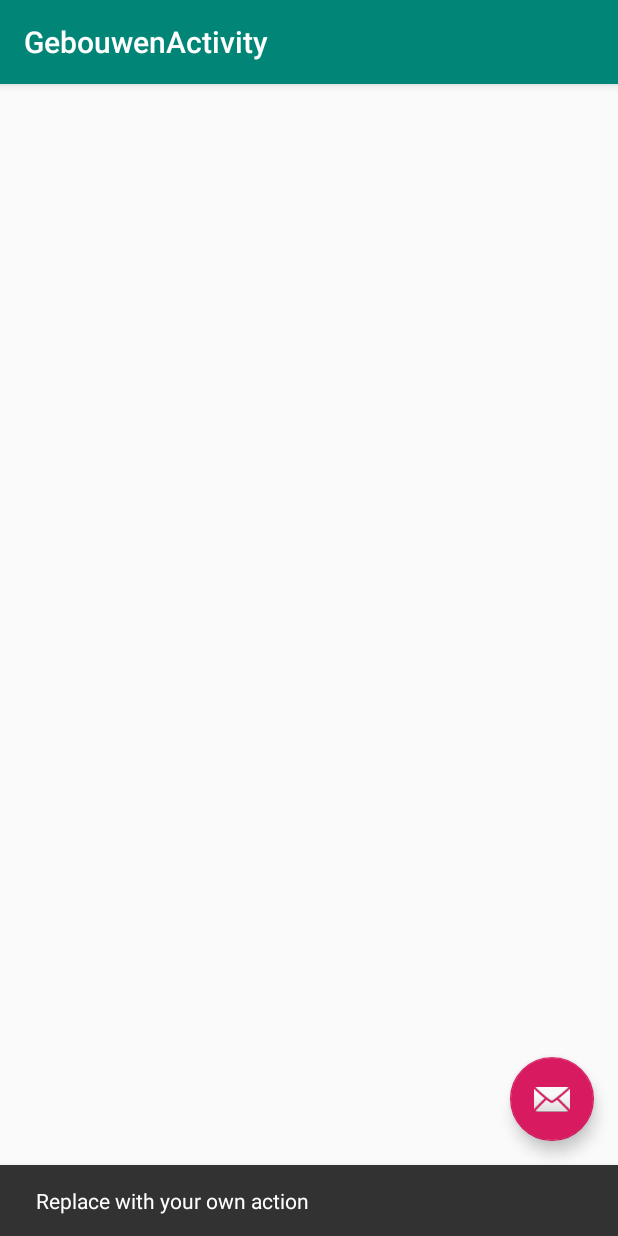
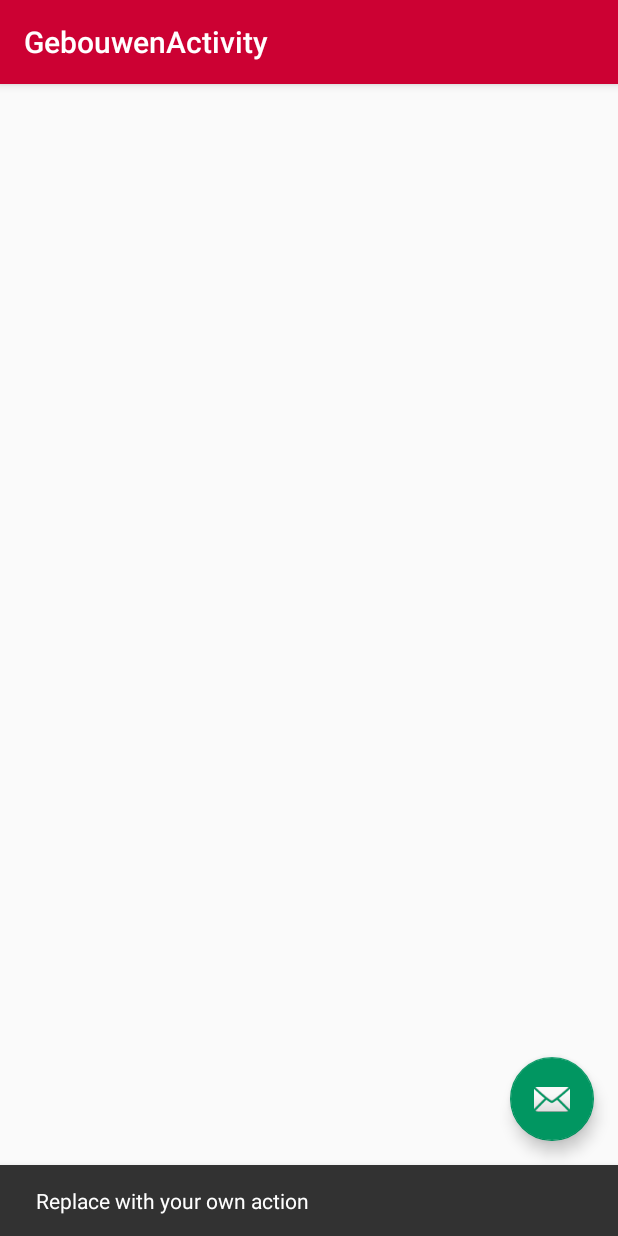
Before and after one commit to Jurrilicious/OpenDagApp2, an Android app: the GebouwenActivity screen opened directly, with no data from a screen before it, after a tap on an icon or button, on a phone screen of 412 x 824 dp. Run offline under Robolectric (Android 15) with nearby library versions, the phone set to English and light mode, and no system bars.

Commit message:
Update: kleuren veranderd

```diff
--- a/app/src/main/res/values/colors.xml
+++ b/app/src/main/res/values/colors.xml
@@ -1,6 +1,6 @@
 <?xml version="1.0" encoding="utf-8"?>
 <resources>
-    <color name="colorPrimary">#008577</color>
-    <color name="colorPrimaryDark">#00574B</color>
-    <color name="colorAccent">#D81B60</color>
+    <color name="colorPrimary">#cc0133</color>
+    <color name="colorPrimaryDark">#ae012b</color>
+    <color name="colorAccent">#019661</color>
 </resources>
```
